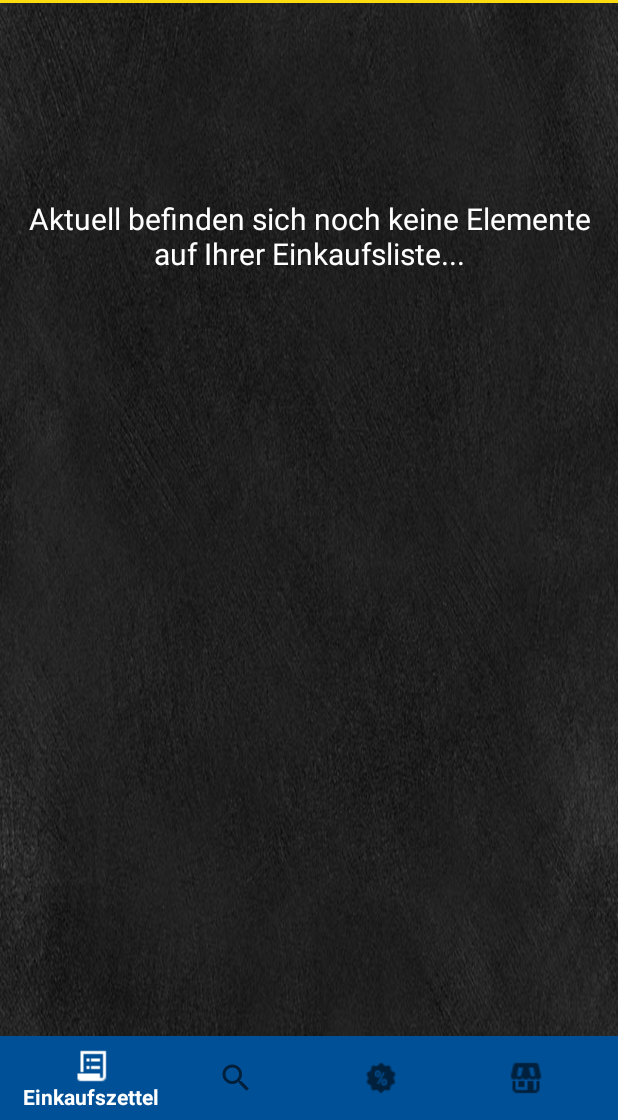
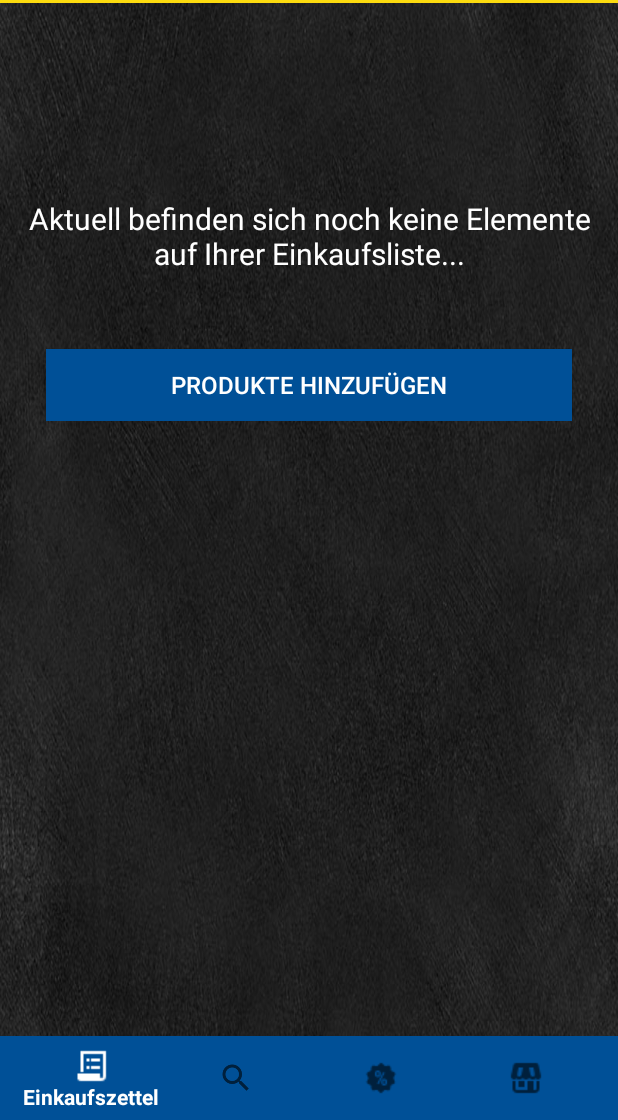
Before and after one commit to DomiBauer/Edeka, an Android app: the screen it shows after launch (MainActivity), on a phone screen of 412 x 824 dp, the part 116-1236 px from its top. Run offline under Robolectric (Android 15) with nearby library versions, the light colour scheme and no system bars.

Commit message:
added button for add items

```diff
--- a/Edeka/app/src/main/java/com/example/dominikbauer/edeka/MainActivity.java
+++ b/Edeka/app/src/main/java/com/example/dominikbauer/edeka/MainActivity.java
@@ -130,8 +130,18 @@ public class MainActivity extends FragmentActivity implements OnMapReadyCallback
         } else {
             LinearLayout myListView = (LinearLayout) findViewById(R.id.shopping_list);
             View myView = LayoutInflater.from(this).inflate(R.layout.empty_shopping_list, null);
+
             Button startShoppingButton = (Button) findViewById(R.id.start_shopping_button);
             startShoppingButton.setVisibility(myView.GONE);
+
+            Button addItemsToShoppingList = (Button) myView.findViewById(R.id.add_products);
+            addItemsToShoppingList.setOnClickListener(new View.OnClickListener() {
+                public void onClick(View v) {
+                    productSearch();
+                    BottomNavigationView bottomNavigationView = (BottomNavigationView) findViewById(R.id.navigation);
+                    bottomNavigationView.setSelectedItemId(R.id.navigation_produktsuche);
+                }
+            });
             myListView.addView(myView);
         }
 
--- a/Edeka/app/src/main/res/layout/empty_shopping_list.xml
+++ b/Edeka/app/src/main/res/layout/empty_shopping_list.xml
@@ -5,10 +5,24 @@
 
     <TextView
         android:layout_width="match_parent"
-        android:layout_height="match_parent"
+        android:layout_height="wrap_content"
         android:text="Aktuell befinden sich noch keine Elemente auf Ihrer Einkaufsliste..."
         android:textSize="20dp"
         android:textColor="@color/colorText"
+        android:id="@+id/no_elements_on_list_text"
         android:gravity="center"
         android:layout_marginTop="120dp"/>
+
+    <Button
+        android:layout_width="match_parent"
+        android:layout_height="wrap_content"
+        android:layout_marginTop="50dp"
+        android:layout_marginLeft="15dp"
+        android:layout_marginRight="15dp"
+        android:text="Produkte hinzufügen"
+        android:textSize="16dp"
+        android:textColor="@color/colorText"
+        android:background="@color/colorPrimaryDark"
+        android:id="@+id/add_products"
+        android:layout_below="@id/no_elements_on_list_text"/>
 </LinearLayout>
```
